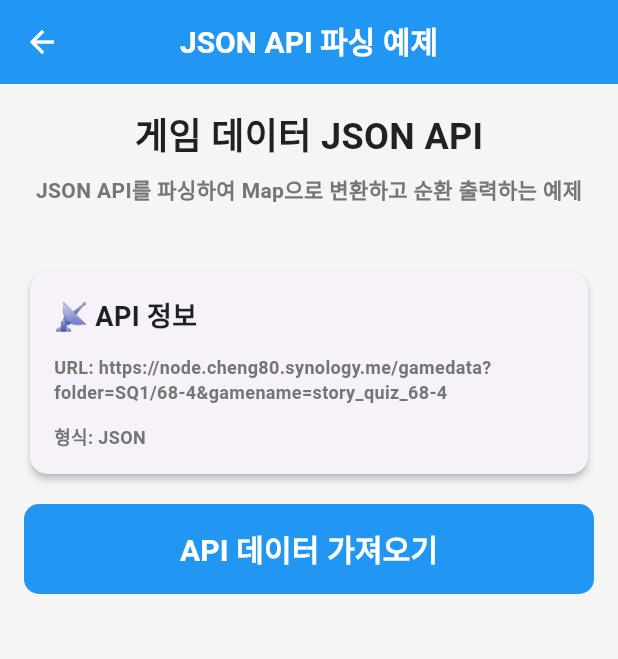
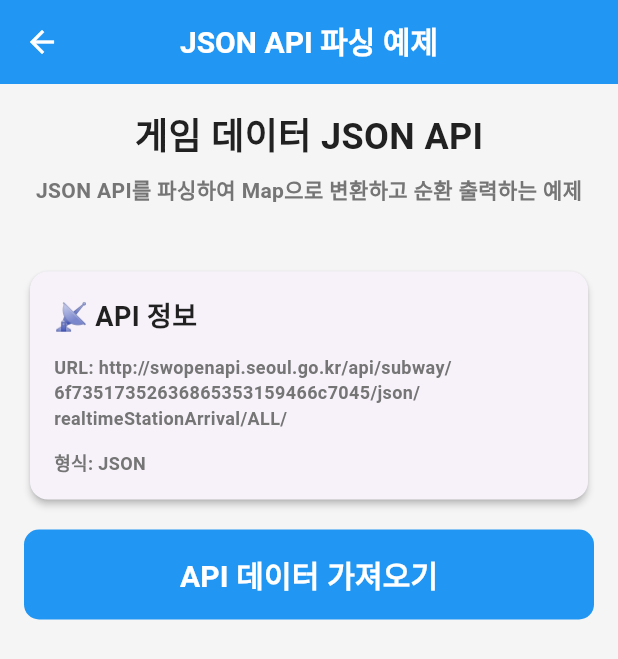
Before and after one commit to cheng80/custom_test_app, a Flutter app: the JsonApiExamplePage screen opened directly, on a phone screen of 412 x 824 dp. Shown: the top 659 px of the screen. Run offline on Flutter 3.47's test engine with Material 3 defaults, Android fonts, the light colour scheme and no system bars; our stand-ins replace shared_preferences; accounts and stored records are empty.

Commit message:
fix: Update API URLs in JSON and XML example pages

```diff
--- a/lib/pages/json_api_example_page.dart
+++ b/lib/pages/json_api_example_page.dart
@@ -76,7 +76,7 @@ class _JsonApiExamplePageState extends State<JsonApiExamplePage> {
                       fontWeight: FontWeight.bold,
                     ),
                     CustomText(
-                      'URL: https://node.cheng80.synology.me/gamedata?folder=SQ1/68-4&gamename=story_quiz_68-4',
+                      'URL: http://swopenapi.seoul.go.kr/api/subway/6f73517352636865353159466c7045/json/realtimeStationArrival/ALL/',
                       fontSize: 12,
                       color: p.textSecondary,
                     ),
@@ -263,7 +263,7 @@ class _JsonApiExamplePageState extends State<JsonApiExamplePage> {
     try {
       // API 요청
       final url = Uri.parse(
-        'https://node.cheng80.synology.me/gamedata?folder=SQ1/68-4&gamename=story_quiz_68-4',
+        'http://swopenapi.seoul.go.kr/api/subway/6f73517352636865353159466c7045/json/realtimeStationArrival/ALL/',
       );
       final response = await http.get(url);
 
--- a/lib/pages/xml_api_example_page.dart
+++ b/lib/pages/xml_api_example_page.dart
@@ -77,7 +77,7 @@ class _XmlApiExamplePageState extends State<XmlApiExamplePage> {
                       fontWeight: FontWeight.bold,
                     ),
                     CustomText(
-                      'URL: http://swopenapi.seoul.go.kr/api/subway/sample/xml/realtimeStationArrival/ALL/',
+                      'URL: http://swopenapi.seoul.go.kr/api/subway/6f73517352636865353159466c7045/xml/realtimeStationArrival/ALL/',
                       fontSize: 12,
                       color: p.textSecondary,
                     ),
```
